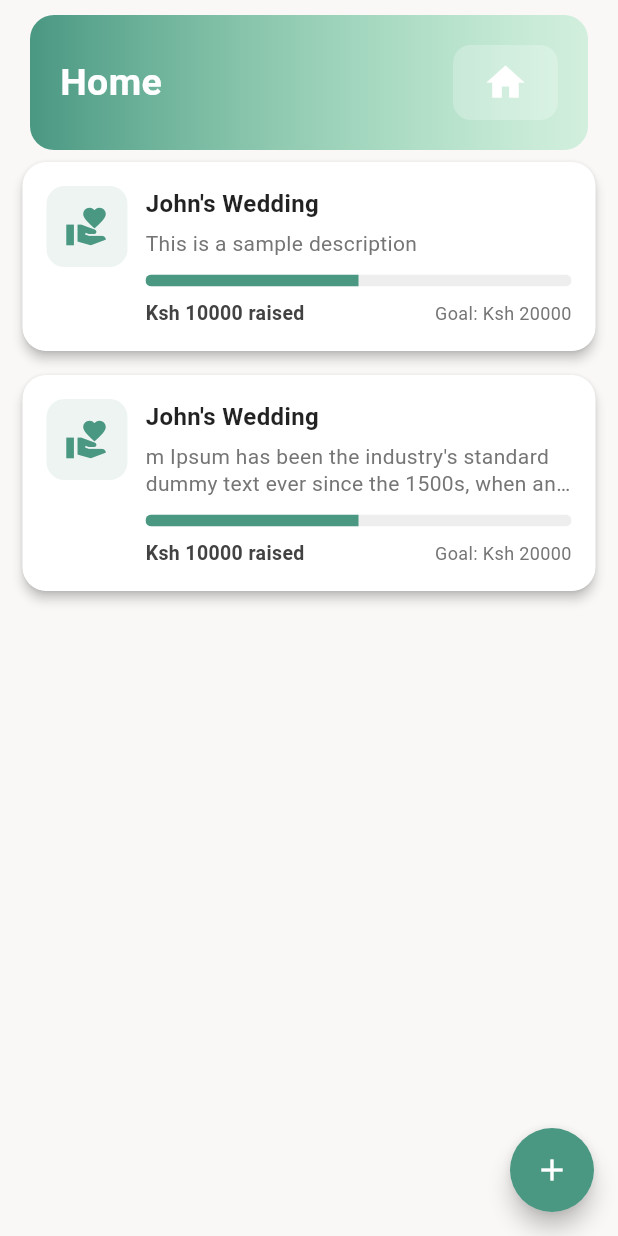
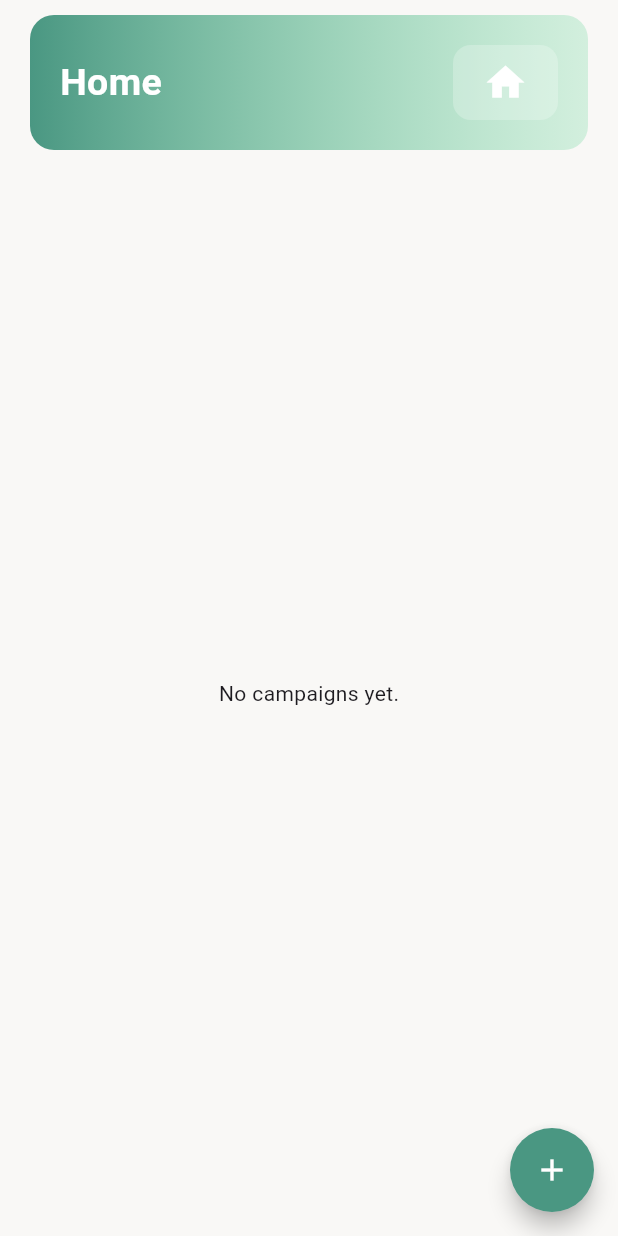
Before and after one commit to gmulonga/harambee, a Flutter app: the screen it shows after launch, on a phone screen of 412 x 824 dp. Run offline on Flutter 3.47's test engine with Material 3 defaults, Android fonts, the phone set to English and light mode, and no system bars; our stand-ins replace animated_splash_screen, get, lottie, sqflite; accounts and stored records are empty.

```diff
--- /dev/null
+++ b/lib/models/campaign_model.dart
@@ -0,0 +1,31 @@
+class Campaign {
+  int id;
+  String title;
+  String description;
+  double targetAmount;
+  double amountRaised;
+
+  Campaign({
+    required this.id,
+    required this.title,
+    required this.description,
+    required this.targetAmount,
+    required this.amountRaised,
+  });
+
+  Map<String, dynamic> toMap() => {
+    'id': id,
+    'title': title,
+    'description': description,
+    'target_amount': targetAmount,
+    'amount_raised': amountRaised,
+  };
+
+  factory Campaign.fromMap(Map<String, dynamic> map) => Campaign(
+    id: map['id'],
+    title: map['title'],
+    description: map['description'],
+    targetAmount: map['target_amount'],
+    amountRaised: map['amount_raised'],
+  );
+}
--- a/lib/screens/home_screen.dart
+++ b/lib/screens/home_screen.dart
@@ -1,20 +1,18 @@
 import 'package:flutter/material.dart';
+import 'package:get/get.dart';
+import 'package:harambee/controllers/create_campaign_controller.dart';
 import 'package:harambee/screens/create_campaign.dart';
 import 'package:harambee/utils/constants.dart';
 import 'package:harambee/widgets/campaign_card.dart';
 import 'package:harambee/widgets/custom_header.dart';
 import 'package:animations/animations.dart';
+import 'package:harambee/models/campaign_model.dart';
 
-import 'campaign_details.dart';
+class HomeScreen extends StatelessWidget {
+  final CampaignController controller = Get.put(CampaignController());
 
-class HomeScreen extends StatefulWidget {
-  const HomeScreen({super.key});
+  HomeScreen({super.key});
 
-  @override
-  State<HomeScreen> createState() => _HomeScreenState();
-}
-
-class _HomeScreenState extends State<HomeScreen> {
   @override
   Widget build(BuildContext context) {
     return Scaffold(
@@ -24,21 +22,34 @@ class _HomeScreenState extends State<HomeScreen> {
           children: [
             const SizedBox(height: 10),
             customHeader(label: "Home", icon: Icons.home),
-            CampaignCard(title: "John's Wedding", amountRaised: 10000, goalAmount: 20000, description: "This is a sample description",),
-            CampaignCard(title: "John's Wedding", amountRaised: 10000, goalAmount: 20000, description: "m Ipsum has been the industry's standard dummy text ever since the 1500s, when an unknown printer took a galley of type and scrambled it to make a type specimen book. It has survived not only five centuries, but also the leap into electronic typesetting, remaining essentially unchanged. It was popularised in the 1960s with the release of Letraset sheets containing Lorem Ipsum passages, and more recently with desktop publishing software like Aldus PageMaker including versions of Lorem I",),
+
+            Expanded(
+              child: Obx(() {
+                if (controller.campaigns.isEmpty) {
+                  return const Center(child: Text("No campaigns yet."));
+                }
+
+                return ListView.builder(
+                  itemCount: controller.campaigns.length,
+                  itemBuilder: (context, index) {
+                    final Campaign campaign = controller.campaigns[index];
+                    return CampaignCard(campaign: campaign);
+                  },
+                );
+              }),
+            ),
           ],
         ),
       ),
-
       floatingActionButton: OpenContainer(
         closedElevation: 6,
         closedShape: const CircleBorder(),
         transitionDuration: const Duration(milliseconds: 500),
-        openBuilder: (context, _) => const CreateCampaign(),
+        openBuilder: (context, _) => CreateCampaign(),
         closedBuilder: (context, openContainer) => FloatingActionButton(
           onPressed: openContainer,
           backgroundColor: kPrimary,
-          child: const Icon(Icons.add, color: kWhite,),
+          child: const Icon(Icons.add, color: kWhite),
         ),
       ),
     );
--- /dev/null
+++ b/lib/services/local_db_service.dart
@@ -0,0 +1,58 @@
+import 'dart:async';
+import 'package:sqflite/sqflite.dart';
+import 'package:path/path.dart';
+import 'package:harambee/models/campaign_model.dart';
+
+class LocalDBService {
+  static final LocalDBService _instance = LocalDBService._internal();
+  factory LocalDBService() => _instance;
+  LocalDBService._internal();
+
+  static Database? _db;
+
+  Future<Database> get database async {
+    if (_db != null) return _db!;
+    _db = await _initDB();
+    return _db!;
+  }
+
+  Future<Database> _initDB() async {
+    final path = join(await getDatabasesPath(), 'harambee.db');
+    return await openDatabase(
+      path,
+      version: 1,
+      onCreate: (db, version) async {
+        await db.execute('''
+          CREATE TABLE campaigns(
+            id INTEGER PRIMARY KEY AUTOINCREMENT,
+            title TEXT,
+            description TEXT,
+            target_amount REAL,
+            amount_raised REAL DEFAULT 0
+          )
+        ''');
+      },
+    );
+  }
+
+  Future<int> insertCampaign(Campaign campaign) async {
+    final db = await database;
+    return await db.insert('campaigns', campaign.toMap());
+  }
+
+  Future<List<Campaign>> getCampaigns() async {
+    final db = await database;
+    final maps = await db.query('campaigns', orderBy: 'id DESC');
+    return List.generate(maps.length, (i) => Campaign.fromMap(maps[i]));
+  }
+
+  Future<int> updateCampaign(Campaign campaign) async {
+    final db = await database;
+    return await db.update(
+      'campaigns',
+      campaign.toMap(),
+      where: 'id = ?',
+      whereArgs: [campaign.id],
+    );
+  }
+}
--- a/lib/widgets/campaign_card.dart
+++ b/lib/widgets/campaign_card.dart
@@ -2,27 +2,21 @@ import 'package:animations/animations.dart';
 import 'package:flutter/material.dart';
 import 'package:harambee/utils/constants.dart';
 import 'package:harambee/screens/campaign_details.dart';
+import 'package:harambee/models/campaign_model.dart';
 
 class CampaignCard extends StatelessWidget {
-  final String title;
-  final String? description;
-  final double amountRaised;
-  final double goalAmount;
+  final Campaign campaign;
 
-  const CampaignCard({
-    Key? key,
-    required this.title,
-    this.description,
-    required this.amountRaised,
-    required this.goalAmount,
-  }) : super(key: key);
+  const CampaignCard({Key? key, required this.campaign}) : super(key: key);
 
   @override
   Widget build(BuildContext context) {
-    final double progress = goalAmount > 0 ? (amountRaised / goalAmount).clamp(0.0, 1.0) : 0.0;
+    final double progress = campaign.targetAmount > 0
+        ? (campaign.amountRaised / campaign.targetAmount).clamp(0.0, 1.0)
+        : 0.0;
 
     return Padding(
-      padding: const EdgeInsets.symmetric(vertical: 8, horizontal: 15),
+      padding: const EdgeInsets.only(left: 15, right: 15, top: 8),
       child: OpenContainer(
         transitionDuration: const Duration(milliseconds: 600),
         openColor: Colors.white,
@@ -32,12 +26,7 @@ class CampaignCard extends StatelessWidget {
         closedShape: RoundedRectangleBorder(
           borderRadius: BorderRadius.circular(16),
         ),
-        openBuilder: (context, _) => CampaignDetails(
-          title: title,
-          description: description,
-          amountRaised: amountRaised,
-          goalAmount: goalAmount,
-        ),
+        openBuilder: (context, _) => CampaignDetails(campaign: campaign),
         closedBuilder: (context, openContainer) => InkWell(
           onTap: openContainer,
           borderRadius: BorderRadius.circular(16),
@@ -72,17 +61,17 @@ class CampaignCard extends StatelessWidget {
                     crossAxisAlignment: CrossAxisAlignment.start,
                     children: [
                       Text(
-                        title,
+                        campaign.title,
                         style: const TextStyle(
                           fontSize: 16,
                           fontWeight: FontWeight.w700,
                           color: Colors.black87,
                         ),
                       ),
-                      if (description != null && description!.isNotEmpty) ...[
+                      if (campaign.description.isNotEmpty) ...[
                         const SizedBox(height: 6),
                         Text(
-                          description!,
+                          campaign.description,
                           style: TextStyle(
                             fontSize: 14,
                             color: Colors.grey[600],
@@ -107,7 +96,7 @@ class CampaignCard extends StatelessWidget {
                         mainAxisAlignment: MainAxisAlignment.spaceBetween,
                         children: [
                           Text(
-                            "Ksh ${amountRaised.toStringAsFixed(0)} raised",
+                            "Ksh ${campaign.amountRaised.toStringAsFixed(0)} raised",
                             style: TextStyle(
                               fontSize: 13,
                               fontWeight: FontWeight.w600,
@@ -115,7 +104,7 @@ class CampaignCard extends StatelessWidget {
                             ),
                           ),
                           Text(
-                            "Goal: Ksh ${goalAmount.toStringAsFixed(0)}",
+                            "Goal: Ksh ${campaign.targetAmount.toStringAsFixed(0)}",
                             style: TextStyle(
                               fontSize: 12,
                               color: Colors.grey[600],
--- a/lib/widgets/custom_button.dart
+++ b/lib/widgets/custom_button.dart
@@ -8,7 +8,7 @@ class CustomButton extends StatefulWidget {
     required this.txtColor,
   });
 
-  final VoidCallback callBackFunction;
+  final VoidCallback? callBackFunction;
   final String label;
   final Color backgroundColor;
   final Color txtColor;
--- a/pubspec.yaml
+++ b/pubspec.yaml
@@ -17,6 +17,9 @@ dependencies:
   animated_splash_screen: ^1.3.0
   animations: ^2.1.0
   lottie: ^3.3.1
+  get: ^4.7.2
+  sqflite: ^2.2.8+1
+  path: ^1.8.4
 
 dev_dependencies:
   flutter_test:
```
Also changed, not shown: lib/controllers/create_campaign_controller.dart (added, +95 -0 lines), lib/main.dart (+7 -1 lines), lib/screens/campaign_details.dart (+70 -69 lines), lib/screens/create_campaign.dart (+62 -41 lines), lib/services/kopokopo_service.dart (added, +210 -0 lines), pubspec.lock, 9 other files.
